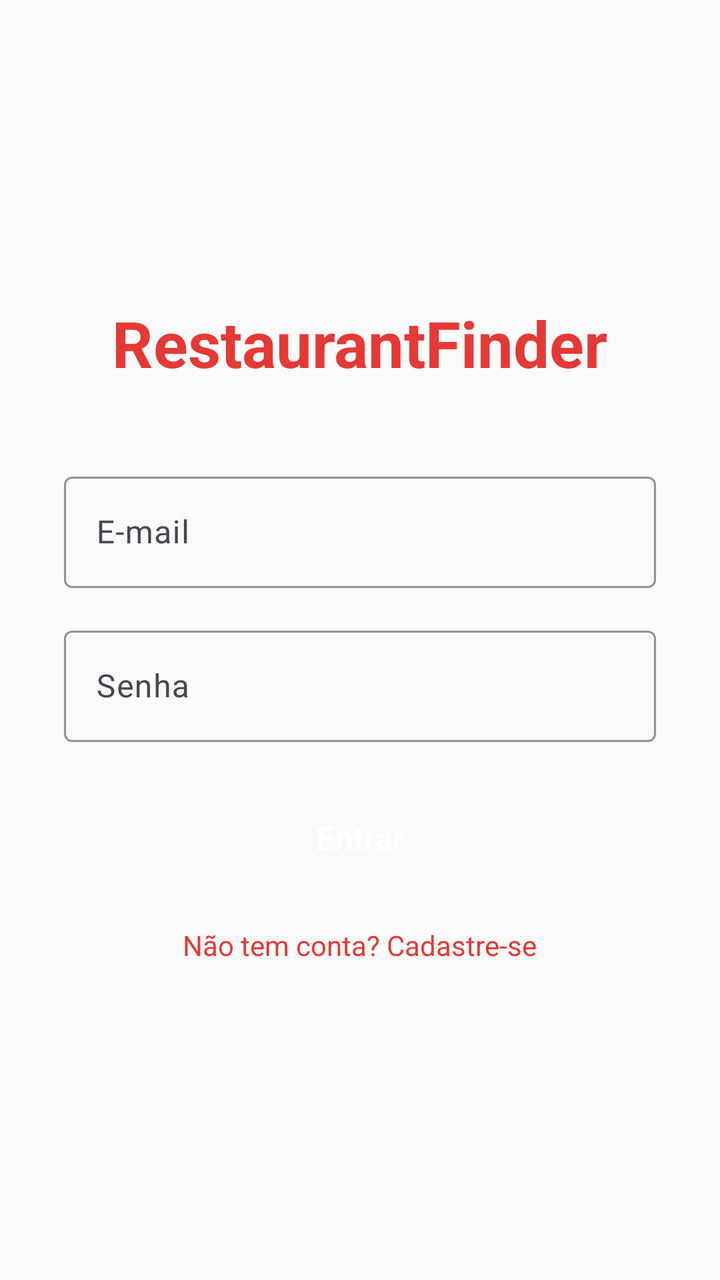
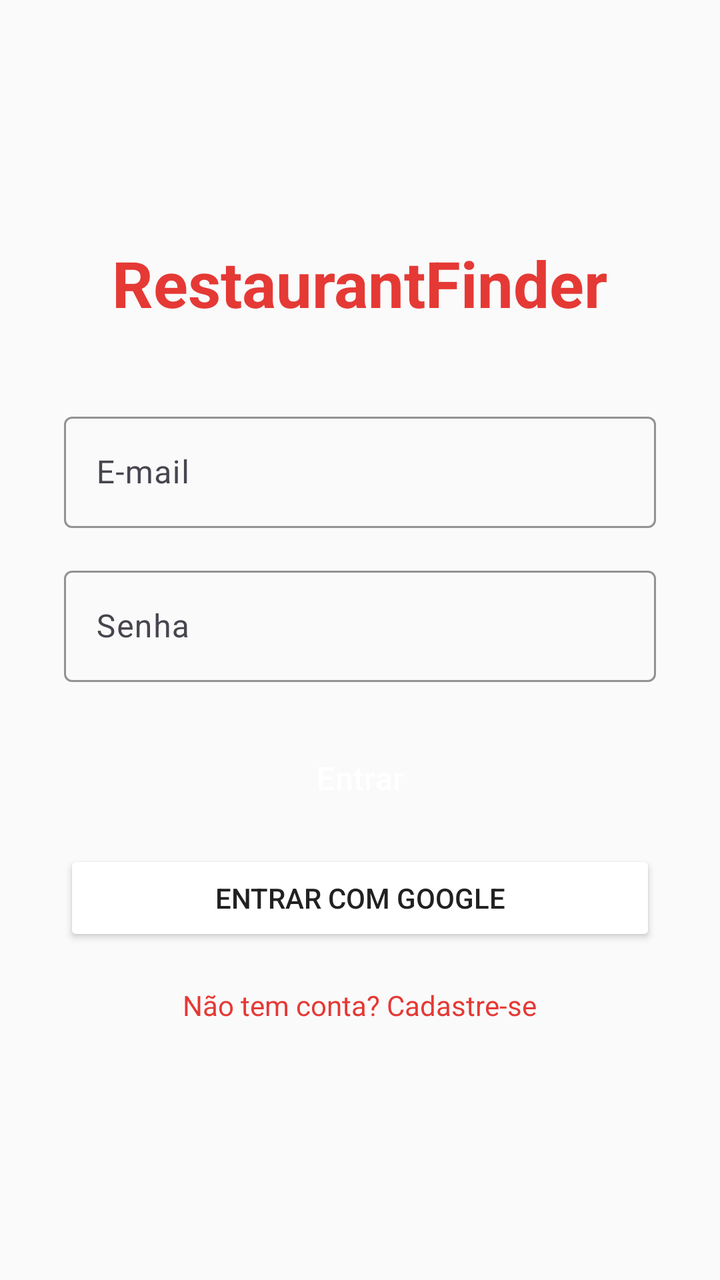

An Android layout rendered at two revisions. The XML below is the earlier revision; the diff shows what the commit changed to produce the second picture.
<!-- AndroidManifest.xml: activity theme Theme.RestaurantFinder -->
<!-- res/layout/activity_main.xml -->
<?xml version="1.0" encoding="utf-8"?>
<LinearLayout xmlns:android="http://schemas.android.com/apk/res/android"
    android:layout_width="match_parent"
    android:layout_height="match_parent"
    android:orientation="vertical"
    android:gravity="center"
    android:padding="32dp"
    android:background="@color/background">

    <TextView
        android:layout_width="wrap_content"
        android:layout_height="wrap_content"
        android:text="@string/app_name"
        android:textSize="32sp"
        android:textColor="@color/primary"
        android:textStyle="bold"
        android:layout_marginBottom="40dp"/>

    <com.google.android.material.textfield.TextInputLayout
        style="@style/AppEditText"
        android:layout_width="match_parent"
        android:layout_height="wrap_content"
        android:hint="@string/hint_email"
        android:layout_marginBottom="16dp">

        <com.google.android.material.textfield.TextInputEditText
            android:id="@+id/etEmail"
            android:layout_width="match_parent"
            android:layout_height="wrap_content"
            android:inputType="textEmailAddress"
            android:textColor="#212121"/>
    </com.google.android.material.textfield.TextInputLayout>

    <com.google.android.material.textfield.TextInputLayout
        style="@style/AppEditText"
        android:layout_width="match_parent"
        android:layout_height="wrap_content"
        android:hint="@string/hint_password"
        android:layout_marginBottom="24dp">

        <com.google.android.material.textfield.TextInputEditText
            android:id="@+id/etPassword"
            android:layout_width="match_parent"
            android:layout_height="wrap_content"
            android:inputType="textPassword"
            android:textColor="#212121"/>
    </com.google.android.material.textfield.TextInputLayout>

    <Button
        android:id="@+id/btnLogin"
        style="@style/AppButton"
        android:layout_width="match_parent"
        android:layout_height="wrap_content"
        android:text="@string/btn_login"
        android:layout_marginBottom="12dp"/>

    <TextView
        android:id="@+id/tvGoToRegister"
        android:layout_width="wrap_content"
        android:layout_height="wrap_content"
        android:text="@string/tv_no_account"
        android:textColor="@color/primary"
        android:padding="8dp"/>

</LinearLayout>
<!-- resources referenced by this layout -->
<resources>
  <color name="background">#FAFAFA</color>
  <color name="primary">#E53935</color>
  <string name="app_name">RestaurantFinder</string>
  <string name="btn_login">Entrar</string>
  <string name="hint_email">E-mail</string>
  <string name="hint_password">Senha</string>
  <string name="tv_no_account">Não tem conta? Cadastre-se</string>
  <style name="AppButton" parent="Widget.Material3.Button">
          <item name="backgroundTint">@color/primary</item>
          <item name="android:textColor">@color/text_on_primary</item>
          <item name="android:textSize">16sp</item>
          <item name="cornerRadius">8dp</item>
      </style>
  <style name="AppEditText" parent="Widget.Material3.TextInputLayout.OutlinedBox">
          <item name="boxStrokeColor">@color/primary</item>
          <item name="hintTextColor">@color/primary</item>
      </style>
  <style name="Theme.RestaurantFinder" parent="Base.Theme.RestaurantFinder" />
  <color name="text_on_primary">#FFFFFF</color>
  <style name="Base.Theme.RestaurantFinder" parent="Theme.Material3.DayNight.NoActionBar">
          <item name="colorPrimary">@color/primary</item>
          <item name="colorPrimaryDark">@color/primary_dark</item>
          <item name="colorAccent">@color/accent</item>
          <item name="android:windowBackground">@color/background</item>
          <item name="android:textColorPrimary">@color/text_primary</item>
          <item name="android:textColorSecondary">@color/text_secondary</item>
      </style>
  <color name="primary_dark">#B71C1C</color>
  <color name="accent">#FF7043</color>
  <color name="text_primary">#212121</color>
  <color name="text_secondary">#757575</color>
</resources>

<!-- the commit's change to res/layout/activity_main.xml (unified diff, before → after) -->
@@ -54,6 +54,17 @@
         android:text="@string/btn_login"
         android:layout_marginBottom="12dp"/>
 
+    <Button
+        android:id="@+id/btnGoogleLogin"
+        android:layout_width="match_parent"
+        android:layout_height="wrap_content"
+        android:text="Entrar com Google"
+        android:layout_marginBottom="12dp"
+        android:backgroundTint="#FFFFFF"
+        android:textColor="#212121"
+        android:strokeColor="#DADCE0"
+        android:strokeWidth="1dp"/>
+
     <TextView
         android:id="@+id/tvGoToRegister"
         android:layout_width="wrap_content"
